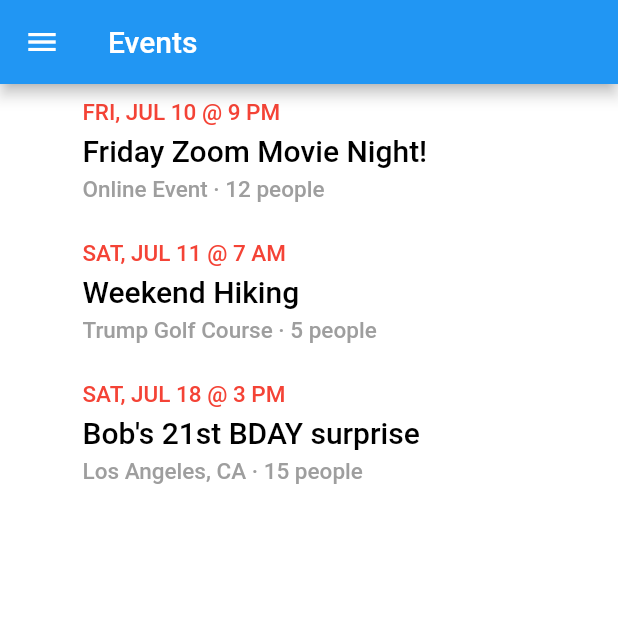
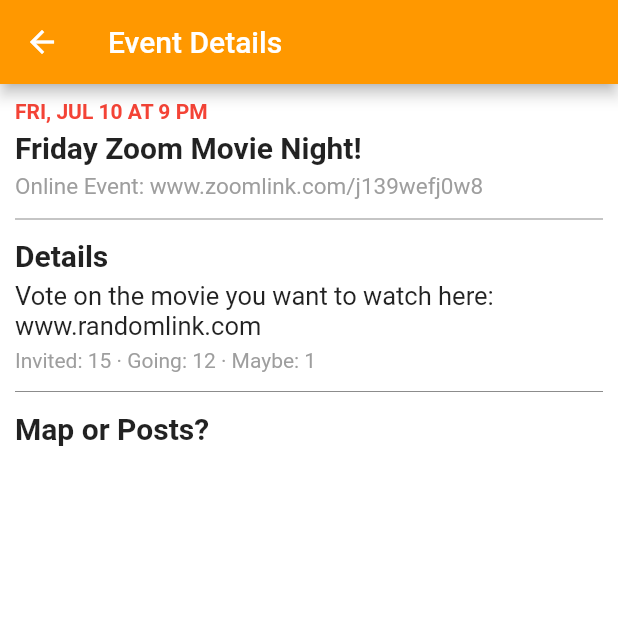
Before and after one commit to atsign-company/location, a Flutter app: the Events screen opened directly, after a tap on "FRI, JUL 10 @ 9 PM", on a phone screen of 412 x 824 dp, the top half of it. Run offline on Flutter 3.47's test engine with Material 2 defaults, Android fonts, the phone set to English and light mode, and no system bars; our stand-ins replace cloud_firestore, firebase_auth, geolocator, google_maps_flutter, permission_handler; accounts and stored records are empty.

Commit message:
Color changes + even details(WIP)

```diff
--- /dev/null
+++ b/lib/eventpage.dart
@@ -0,0 +1,123 @@
+import 'package:flutter/cupertino.dart';
+import 'package:flutter/material.dart';
+import 'package:firebase_auth/firebase_auth.dart';
+import 'package:cloud_firestore/cloud_firestore.dart';
+import './events.dart';
+
+//final FirebaseAuth _auth = FirebaseAuth.instance;
+
+class EventPage extends StatefulWidget {
+  EventPage({Key key, this.title}) : super(key: key);
+
+  // This widget is the home page of your application. It is stateful, meaning
+  // that it has a State object (defined below) that contains fields that affect
+  // how it looks.
+
+  // This class is the configuration for the state. It holds the values (in this
+  // case the title) provided by the parent (in this case the App widget) and
+  // used by the build method of the State. Fields in a Widget subclass are
+  // always marked "final".
+
+  final String title;
+
+  @override
+  EventPageState createState() => EventPageState();
+}
+
+class EventPageState extends State<EventPage> {
+  @override
+  Widget build(BuildContext context) {
+    return Scaffold(
+      appBar: AppBar(
+        title: Text('Event Details'),
+        backgroundColor: Colors.orange,
+      ),
+      backgroundColor: Colors.white,
+      body: ListView(
+        children: <Widget>[
+          Container(
+            child: Text(
+              'FRI, JUL 10 AT 9 PM',
+              style: TextStyle(
+                color: Colors.red,
+                //fontSize: 15.0,
+                fontWeight: FontWeight.bold,
+              ),
+            ),
+            margin: EdgeInsets.fromLTRB(10.0, 10.0, 10.0, 0.0),
+          ),
+          Container(
+            child: Text(
+              'Friday Zoom Movie Night!',
+              style: TextStyle(
+                fontSize: 20.0,
+                fontWeight: FontWeight.bold,
+              ),
+            ),
+            margin: EdgeInsets.fromLTRB(10.0, 5.0, 10.0, 0.0),
+          ),
+          Container(
+            child: Text(
+              'Online Event: www.zoomlink.com/j139wefj0w8',
+              style: TextStyle(
+                fontSize: 15.0,
+                color: Colors.grey,
+              ),
+            ),
+            margin: EdgeInsets.fromLTRB(10.0, 5.0, 10.0, 5.0),
+          ),
+          Divider(
+            color: Colors.black,
+            indent: 10.0,
+            endIndent: 10.0,
+            thickness: 0.3,
+          ),
+          Container(
+            child: Text(
+              'Details',
+              style: TextStyle(
+                fontSize: 20.0,
+                fontWeight: FontWeight.bold,
+              ),
+            ),
+            margin: EdgeInsets.fromLTRB(10.0, 5.0, 10.0, 0.0),
+          ),
+          Container(
+            child: Text(
+              'Vote on the movie you want to watch here: www.randomlink.com',
+              style: TextStyle(
+                fontSize: 17.0,
+              ),
+            ),
+            margin: EdgeInsets.fromLTRB(10.0, 5.0, 10.0, 0.0),
+          ),
+          Container(
+            child: Text(
+              'Invited: 15 · Going: 12 · Maybe: 1',
+              style: TextStyle(
+                color: Colors.grey,
+              ),
+            ),
+            margin: EdgeInsets.fromLTRB(10.0, 5.0, 10.0, 5.0),
+          ),
+          Divider(
+            color: Colors.black,
+            indent: 10.0,
+            endIndent: 10.0,
+            thickness: 0.3,
+          ),
+          Container(
+            child: Text(
+              'Map or Posts?',
+              style: TextStyle(
+                fontSize: 20.0,
+                fontWeight: FontWeight.bold,
+              ),
+            ),
+            margin: EdgeInsets.fromLTRB(10.0, 5.0, 10.0, 5.0),
+          ),
+        ],
+      ),
+    );
+  }
+}
--- a/lib/events.dart
+++ b/lib/events.dart
@@ -3,7 +3,8 @@ import 'package:firebase_auth/firebase_auth.dart';
 import 'package:cloud_firestore/cloud_firestore.dart';
 import './home.dart';
 import './login.dart';
-import 'friendlist.dart';
+import './friendlist.dart';
+import './eventpage.dart';
 
 final FirebaseAuth _auth = FirebaseAuth.instance;
 
@@ -45,6 +46,7 @@ class EventsState extends State<Events> {
     return Scaffold(
       appBar: AppBar(
         title: Text('Events'),
+        backgroundColor: Colors.orange,
       ),
       backgroundColor: Colors.white,
       body: ListView(
@@ -52,7 +54,12 @@ class EventsState extends State<Events> {
           Container(
             child: FlatButton(
               onPressed: () {
-                //Navigator.pop(context, false);
+                Navigator.push(
+                  context,
+                  MaterialPageRoute(
+                    builder: (context) => EventPage(),
+                  ),
+                );
               },
               child: Row(
                 children: <Widget>[
@@ -244,7 +251,7 @@ class EventsState extends State<Events> {
 //                  });
                   ),
               decoration: BoxDecoration(
-                color: Colors.blueAccent,
+                color: Colors.orange,
               ),
             ),
             ListTile(
--- a/lib/friendlist.dart
+++ b/lib/friendlist.dart
@@ -1,7 +1,8 @@
 import 'package:flutter/material.dart';
 import 'package:firebase_auth/firebase_auth.dart';
 import 'package:cloud_firestore/cloud_firestore.dart';
-import 'package:firebase_storage/firebase_storage.dart';
+
+//import 'package:firebase_storage/firebase_storage.dart';
 import './home.dart';
 import './login.dart';
 import './events.dart';
@@ -25,12 +26,12 @@ class User {
   String toString() => "User<$userEmail>";
 }
 
-User _userFromJson(Map<dynamic, dynamic> json) {
-  return User(
-    json['userEmail'] as String,
-    json['pid'] as String,
-  );
-}
+//User _userFromJson(Map<dynamic, dynamic> json) {
+//  return User(
+//    json['userEmail'] as String,
+//    json['pid'] as String,
+//  );
+//}
 
 Map<String, dynamic> _userToJson(User user) => <String, dynamic>{
       'userEmail': user.userEmail,
@@ -79,7 +80,6 @@ class FriendListState extends State<FriendList> {
         .then((value) => setState(() {
               _userName = value.data['name'];
             }));
-    //print(_userName);
   }
 
   @override
@@ -89,6 +89,7 @@ class FriendListState extends State<FriendList> {
     return Scaffold(
       appBar: AppBar(
         title: Text('Friends List'),
+        backgroundColor: Colors.orange,
       ),
       backgroundColor: Colors.white,
       body: StreamBuilder<QuerySnapshot>(
@@ -112,7 +113,7 @@ class FriendListState extends State<FriendList> {
             DrawerHeader(
               child: Text(_userName),
               decoration: BoxDecoration(
-                color: Colors.blueAccent,
+                color: Colors.orange,
               ),
             ),
             ListTile(
@@ -162,18 +163,6 @@ class FriendListState extends State<FriendList> {
     );
   }
 
-//  Future idk() async {
-//    String temp;
-//    Future getUserName(String ret) async {
-//      //Firestore.instance.collection('users').document().
-//      ret = await Firestore.instance
-//          .collection('users')
-//          .document(userEmail).get().then((value) => value.data['name']);
-//      print(ret);
-//    }
-//    await getUserName(temp);
-//    return temp;
-//  }
   Widget buildItem(BuildContext context, DocumentSnapshot document) {
     if (document['email'] == userEmail) {
       return Container();
--- a/lib/home.dart
+++ b/lib/home.dart
@@ -83,6 +83,7 @@ class HomeState extends State<Home> {
     return Scaffold(
       appBar: AppBar(
         title: Text('@location'),
+        backgroundColor: Colors.orange,
       ),
       backgroundColor: Colors.white,
       body: GoogleMap(
@@ -99,12 +100,12 @@ class HomeState extends State<Home> {
       floatingActionButton: Column(
         mainAxisAlignment: MainAxisAlignment.end,
         children: <Widget>[
-//          FloatingActionButton.extended(
-//            heroTag: 'a',
-//            onPressed: _goToTheLake,
-//            label: Text('Center'),
-//            //icon: Icon(Icons.directions_boat),
-//          ),
+          FloatingActionButton.extended(
+            heroTag: 'a',
+            onPressed: _goToTheLake,
+            label: Text('Center'),
+            //icon: Icon(Icons.directions_boat),
+          ),
           SizedBox(
             height: 10,
           ),
@@ -123,7 +124,7 @@ class HomeState extends State<Home> {
             DrawerHeader(
               child: Text(userName),
               decoration: BoxDecoration(
-                color: Colors.blueAccent,
+                color: Colors.orange,
               ),
             ),
             ListTile(
--- a/lib/login.dart
+++ b/lib/login.dart
@@ -150,7 +150,7 @@ class LoginState extends State<Login> {
     final loginButton = Material(
       elevation: 5,
       borderRadius: BorderRadius.circular(30),
-      color: Colors.blueAccent,
+      color: Colors.orange,
       child: MaterialButton(
         minWidth: MediaQuery.of(context).size.width,
         padding: EdgeInsets.fromLTRB(20, 15, 20, 15),
@@ -171,7 +171,7 @@ class LoginState extends State<Login> {
     final registerButton = Material(
       elevation: 5,
       borderRadius: BorderRadius.circular(30),
-      color: Colors.blueAccent,
+      color: Colors.orange,
       child: MaterialButton(
         minWidth: MediaQuery.of(context).size.width,
         padding: EdgeInsets.fromLTRB(20, 15, 20, 15),
--- a/lib/register.dart
+++ b/lib/register.dart
@@ -125,7 +125,7 @@ class RegisterState extends State<Register> {
     final registerButton = Material(
       elevation: 5,
       borderRadius: BorderRadius.circular(30),
-      color: Colors.blueAccent,
+      color: Colors.orange,
       child: MaterialButton(
         minWidth: MediaQuery.of(context).size.width,
         padding: EdgeInsets.fromLTRB(20, 15, 20, 15),
@@ -146,6 +146,7 @@ class RegisterState extends State<Register> {
     return Scaffold(
       appBar: AppBar(
         title: Text('Register'),
+        backgroundColor: Colors.orange,
       ),
       backgroundColor: Colors.white,
       body: Form(
```
